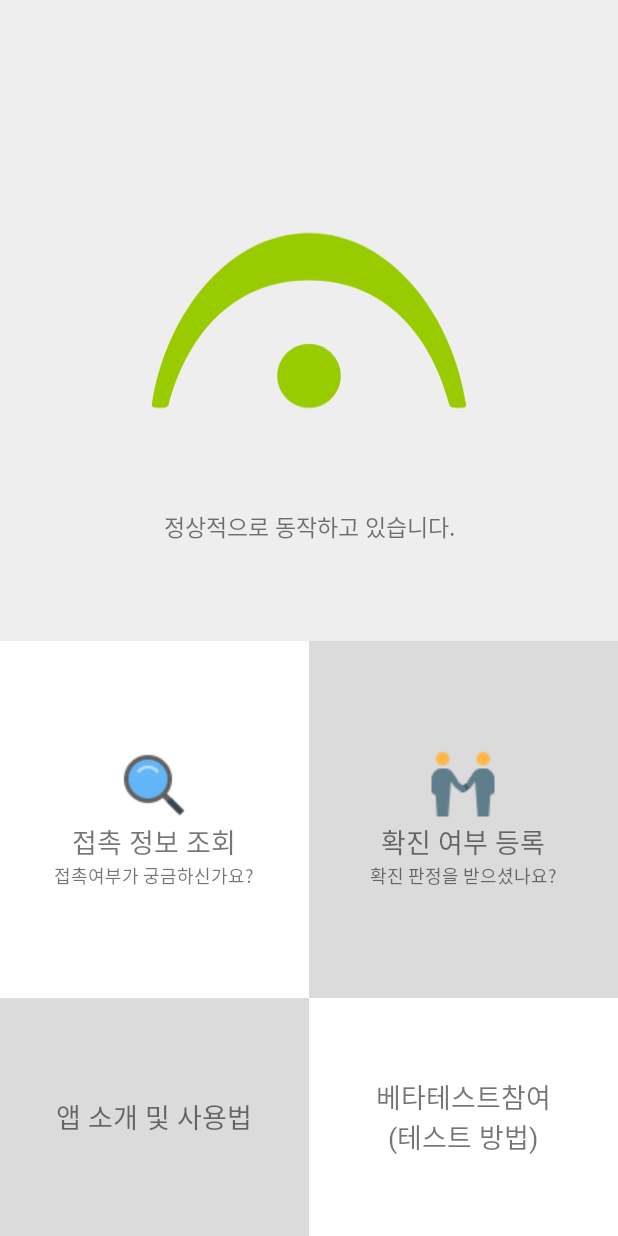
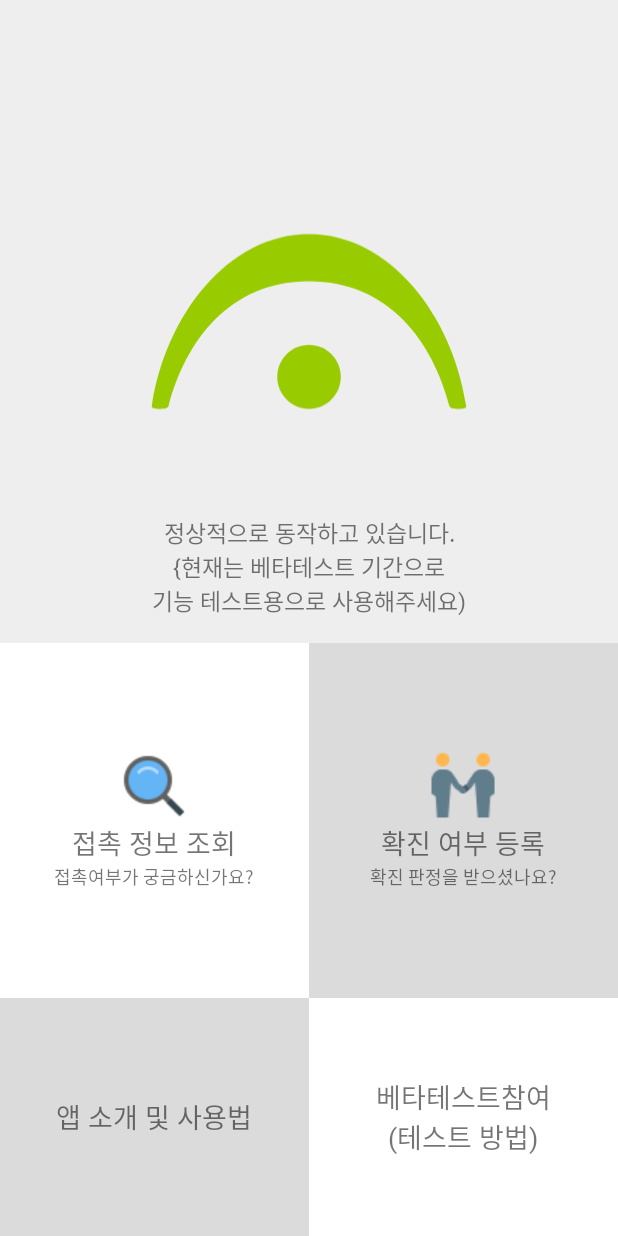
Before and after one commit to TeamFermata/Fermata-Android-OLD, an Android app: the layout activity_main.xml on its own in the app's theme, with its tools: preview values and no code run, on a phone screen of 412 x 824 dp. Run offline under Robolectric (Android 15) with nearby library versions, the light colour scheme and no system bars.

Commit message:
디자인적용

```diff
--- a/app/build.gradle
+++ b/app/build.gradle
@@ -9,7 +9,7 @@ android {
         applicationId "site.fermata.app"
         minSdkVersion 22
         targetSdkVersion 29
-        versionCode 3
+        versionCode 4
         versionName "1.0"
         javaCompileOptions {
             annotationProcessorOptions {
--- a/app/src/main/java/site/fermata/app/MainActivity.java
+++ b/app/src/main/java/site/fermata/app/MainActivity.java
@@ -141,7 +141,7 @@ public class MainActivity extends AppCompatActivity {
             public void onClick(View v) {
               //  toast("준비중입니다.");
 
-                Intent browserIntent = new Intent(Intent.ACTION_VIEW, Uri.parse("https://docs.google.com/document/d/e/2PACX-1vRGkT3zMdFgbWyWiT2rwetUEBSpdmFzdXr1lJGsvjGNDKGbHLfKY0JKZ4IBcGtlHewhBXltI4H3Sb_K/pub"));
+                Intent browserIntent = new Intent(Intent.ACTION_VIEW, Uri.parse("https://blog.fermata.site/1"));
                 startActivity(browserIntent);
             }
         });
@@ -150,7 +150,7 @@ public class MainActivity extends AppCompatActivity {
             public void onClick(View v) {
 
               //  toast("준비중입니다.");
-                Intent browserIntent = new Intent(Intent.ACTION_VIEW, Uri.parse("https://docs.google.com/document/d/e/2PACX-1vTfQh5JtNy3469U_ciL6tcmrs2Gb8cd1EeB-Z92K27qArun9Bm9_so8_g-a51vr5pEGJfCx96zwXNub/pub"));
+                Intent browserIntent = new Intent(Intent.ACTION_VIEW, Uri.parse("https://docs.google.com/document/d/e/2PACX-1vTqkxxRmJ-EIUzQb533qR_n_pDVLizbuUpfUz3UCuDv4DhAIPdy8eIIaXUa06KFnyUakha3ViFIKQdz/pub"));
                 startActivity(browserIntent);
             }
         });
--- a/app/src/main/res/layout/activity_main.xml
+++ b/app/src/main/res/layout/activity_main.xml
@@ -43,11 +43,11 @@
                 android:layout_width="match_parent"
                 android:layout_height="wrap_content"
                 android:gravity="center"
-                android:text="정상적으로 동작하고 있습니다."
+                android:text="정상적으로 동작하고 있습니다.\n{현재는 베타테스트 기간으로\n기능 테스트용으로 사용해주세요)"
                 android:textSize="15sp"
                 app:layout_constraintBottom_toBottomOf="@+id/imageView_top"
                 app:layout_constraintTop_toTopOf="@+id/imageView_top"
-                app:layout_constraintVertical_bias="0.84000003"
+                app:layout_constraintVertical_bias="0.952"
                 tools:layout_editor_absoluteX="0dp" />
         </androidx.constraintlayout.widget.ConstraintLayout>
 
```
